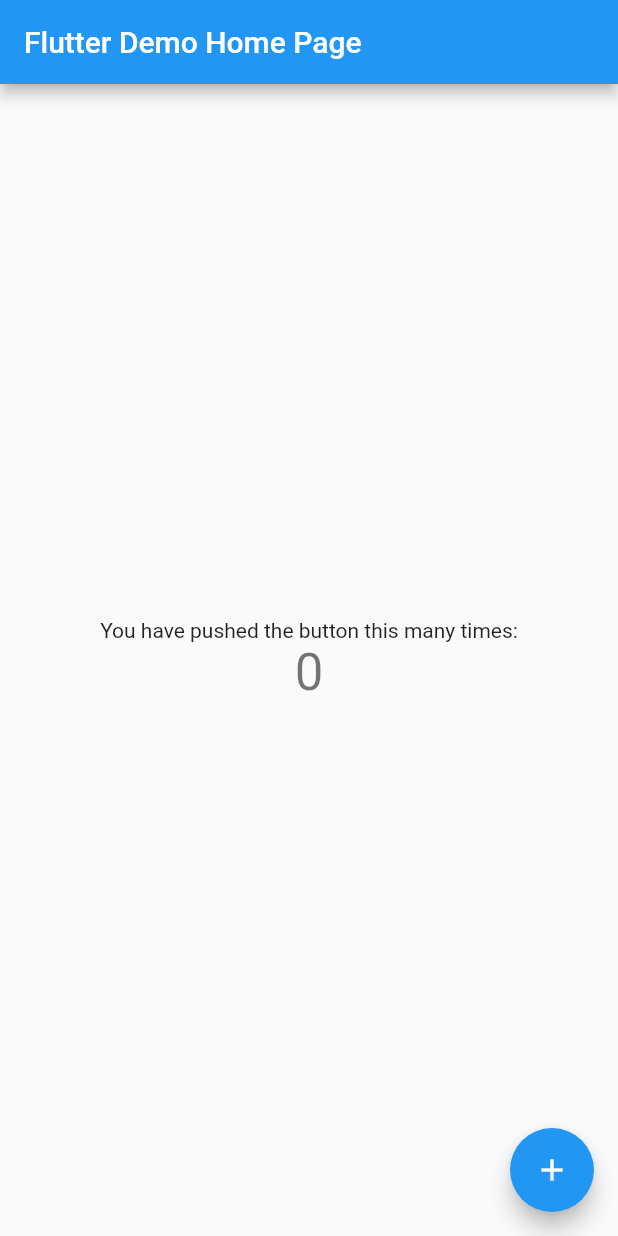
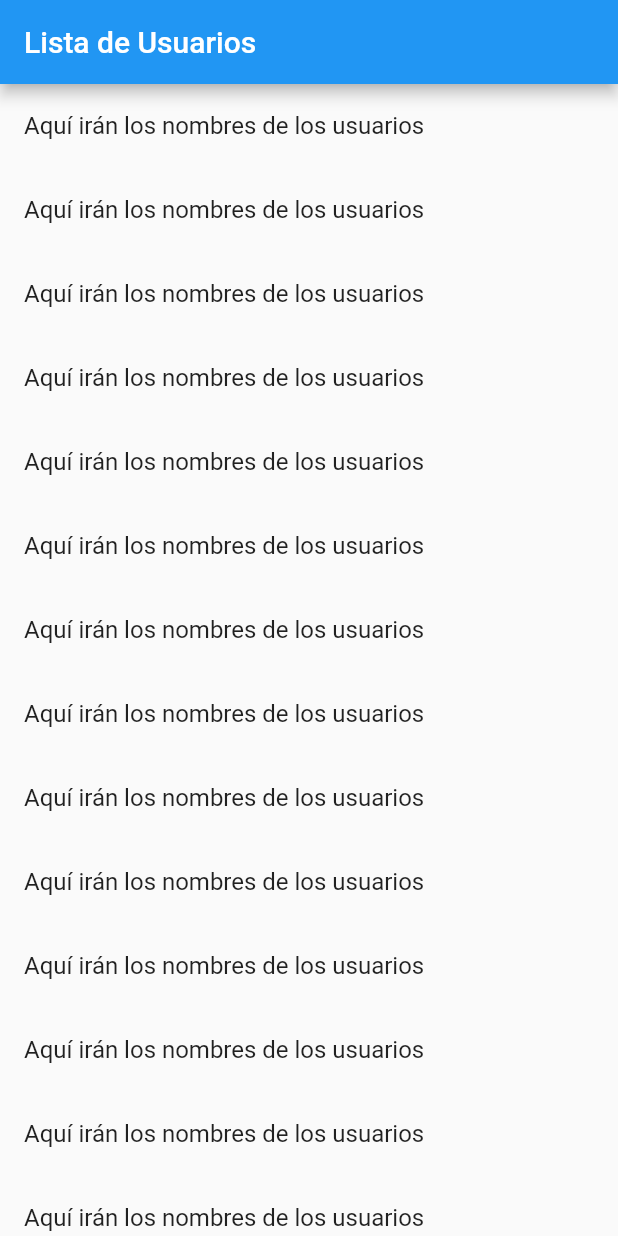
Before and after one commit to sofi-3107/prestamos, a Flutter app: the screen it shows after launch, on a phone screen of 412 x 824 dp. Run offline on Flutter 3.47's test engine with Material 2 defaults, Android fonts, the phone set to English and light mode, and no system bars.

Commit message:
SliverListAgregada, aun sin datos

```diff
--- a/prestamos_flutter/prestamos/lib/main.dart
+++ b/prestamos_flutter/prestamos/lib/main.dart
@@ -1,115 +1,11 @@
 import 'package:flutter/material.dart';
+import 'package:prestamos/pantallas/main_screen.dart';
 
 void main() {
-  runApp(const MyApp());
+  runApp(
+    MaterialApp(
+      home: FirstScreen(),
+      debugShowCheckedModeBanner: false,
+    ),
+  );
 }
-
-class MyApp extends StatelessWidget {
-  const MyApp({Key? key}) : super(key: key);
-
-  // This widget is the root of your application.
-  @override
-  Widget build(BuildContext context) {
-    return MaterialApp(
-      title: 'Flutter Demo',
-      theme: ThemeData(
-        // This is the theme of your application.
-        //
-        // Try running your application with "flutter run". You'll see the
-        // application has a blue toolbar. Then, without quitting the app, try
-        // changing the primarySwatch below to Colors.green and then invoke
-        // "hot reload" (press "r" in the console where you ran "flutter run",
-        // or simply save your changes to "hot reload" in a Flutter IDE).
-        // Notice that the counter didn't reset back to zero; the application
-        // is not restarted.
-        primarySwatch: Colors.blue,
-      ),
-      home: const MyHomePage(title: 'Flutter Demo Home Page'),
-    );
-  }
-}
-
-class MyHomePage extends StatefulWidget {
-  const MyHomePage({Key? key, required this.title}) : super(key: key);
-
-  // This widget is the home page of your application. It is stateful, meaning
-  // that it has a State object (defined below) that contains fields that affect
-  // how it looks.
-
-  // This class is the configuration for the state. It holds the values (in this
-  // case the title) provided by the parent (in this case the App widget) and
-  // used by the build method of the State. Fields in a Widget subclass are
-  // always marked "final".
-
-  final String title;
-
-  @override
-  State<MyHomePage> createState() => _MyHomePageState();
-}
-
-class _MyHomePageState extends State<MyHomePage> {
-  int _counter = 0;
-
-  void _incrementCounter() {
-    setState(() {
-      // This call to setState tells the Flutter framework that something has
-      // changed in this State, which causes it to rerun the build method below
-      // so that the display can reflect the updated values. If we changed
-      // _counter without calling setState(), then the build method would not be
-      // called again, and so nothing would appear to happen.
-      _counter++;
-    });
-  }
-
-  @override
-  Widget build(BuildContext context) {
-    // This method is rerun every time setState is called, for instance as done
-    // by the _incrementCounter method above.
-    //
-    // The Flutter framework has been optimized to make rerunning build methods
-    // fast, so that you can just rebuild anything that needs updating rather
-    // than having to individually change instances of widgets.
-    return Scaffold(
-      appBar: AppBar(
-        // Here we take the value from the MyHomePage object that was created by
-        // the App.build method, and use it to set our appbar title.
-        title: Text(widget.title),
-      ),
-      body: Center(
-        // Center is a layout widget. It takes a single child and positions it
-        // in the middle of the parent.
-        child: Column(
-          // Column is also a layout widget. It takes a list of children and
-          // arranges them vertically. By default, it sizes itself to fit its
-          // children horizontally, and tries to be as tall as its parent.
-          //
-          // Invoke "debug painting" (press "p" in the console, choose the
-          // "Toggle Debug Paint" action from the Flutter Inspector in Android
-          // Studio, or the "Toggle Debug Paint" command in Visual Studio Code)
-          // to see the wireframe for each widget.
-          //
-          // Column has various properties to control how it sizes itself and
-          // how it positions its children. Here we use mainAxisAlignment to
-          // center the children vertically; the main axis here is the vertical
-          // axis because Columns are vertical (the cross axis would be
-          // horizontal).
-          mainAxisAlignment: MainAxisAlignment.center,
-          children: <Widget>[
-            const Text(
-              'You have pushed the button this many times:',
-            ),
-            Text(
-              '$_counter',
-              style: Theme.of(context).textTheme.headline4,
-            ),
-          ],
-        ),
-      ),
-      floatingActionButton: FloatingActionButton(
-        onPressed: _incrementCounter,
-        tooltip: 'Increment',
-        child: const Icon(Icons.add),
-      ), // This trailing comma makes auto-formatting nicer for build methods.
-    );
-  }
-}
--- a/prestamos_flutter/prestamos/lib/models/usuario.dart
+++ b/prestamos_flutter/prestamos/lib/models/usuario.dart
@@ -4,9 +4,9 @@
 
 import 'dart:convert';
 
-/*Usuario usuarioFromJson(String str) => Usuario.fromJson(json.decode(str));
+Usuario usuarioFromJson(String str) => Usuario.fromJson(json.decode(str));
 
-String usuarioToJson(Usuario data) => json.encode(data.toJson());*/
+String usuarioToJson(Usuario data) => json.encode(data.toJson());
 
 class Usuario {
   int? id;
--- a/prestamos_flutter/prestamos/lib/pantallas/main_screen.dart
+++ b/prestamos_flutter/prestamos/lib/pantallas/main_screen.dart
@@ -0,0 +1,28 @@
+import 'package:flutter/material.dart';
+
+class FirstScreen extends StatefulWidget {
+  const FirstScreen({Key? key}) : super(key: key);
+
+  @override
+  _FirstScreenState createState() => _FirstScreenState();
+}
+
+class _FirstScreenState extends State<FirstScreen> {
+  @override
+  Widget build(BuildContext context) {
+    return Scaffold(
+        appBar: AppBar(
+          title: Text('Lista de Usuarios'),
+        ),
+        body: CustomScrollView(
+          slivers: [
+            SliverList(delegate: SliverChildBuilderDelegate((context, index) {
+              for (var i = 0; i < 20; i++) {
+                return ListTile(
+                    title: Text('Aquí irán los nombres de los usuarios'));
+              }
+            }))
+          ],
+        ));
+  }
+}
--- a/prestamos_flutter/prestamos/lib/services/usuarios_service.dart
+++ b/prestamos_flutter/prestamos/lib/services/usuarios_service.dart
@@ -1,7 +1,19 @@
+import 'dart:convert';
 import 'package:http/http.dart' as http;
+import 'package:prestamos/models/usuario.dart';
 
 class UsuariosService {
-  dynamic getAllUsuarios() async {
-    final response = await http.get('');
+  Future<List<Usuario>> getAllUsuarios() async {
+    final response =
+        await http.get(Uri.parse('http://localhost:3000/usuarios'));
+    if (response.statusCode == 200) {
+      final decodedResponse = await json.decode(response.body);
+      List<Usuario> usuarios = [];
+      for (var user in decodedResponse['usuario']) {
+        usuarios.add(Usuario.fromJson(user));
+      }
+      return usuarios;
+    }
+    throw Exception('Failed to load users');
   }
 }
```
